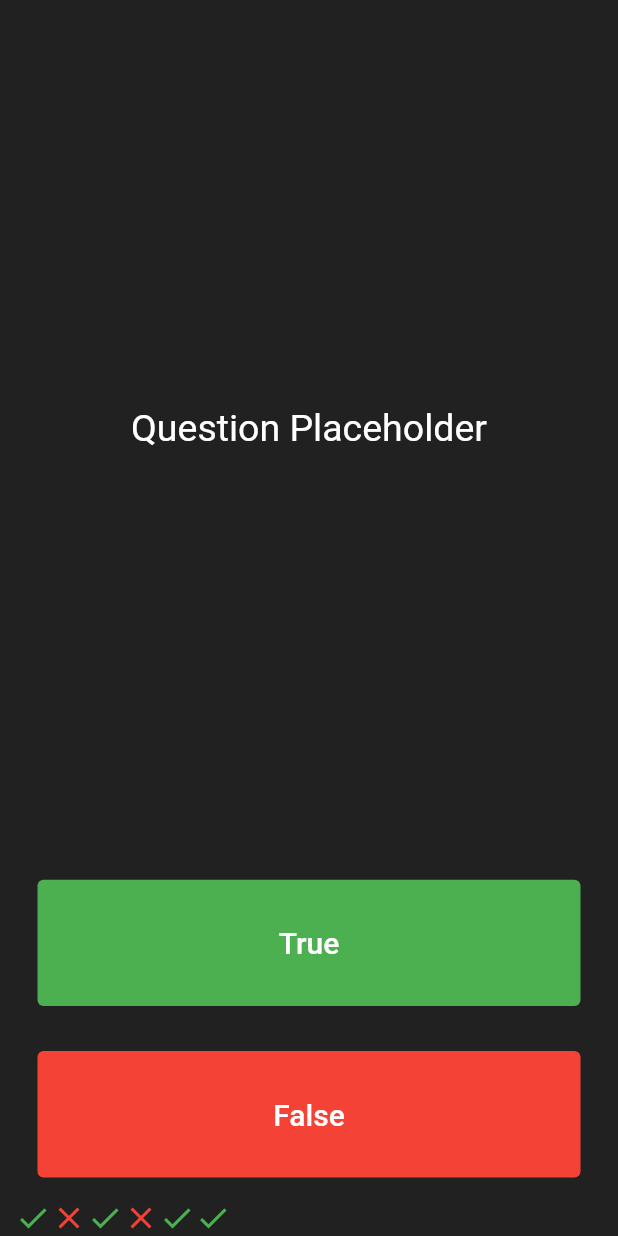
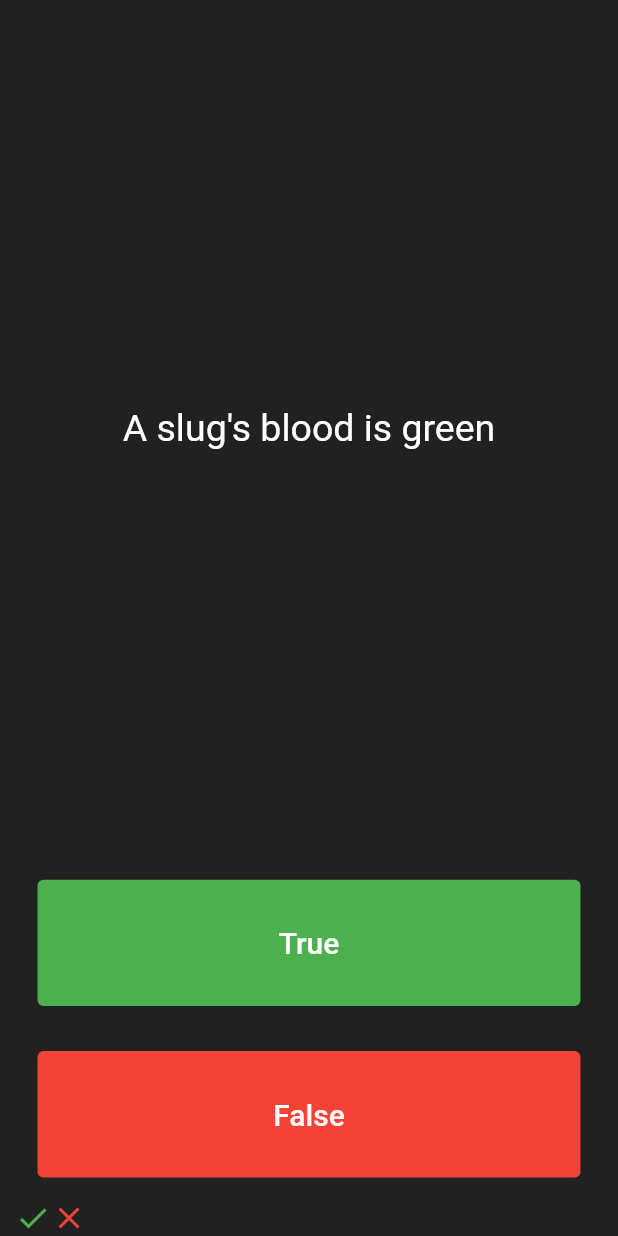
Before and after one commit to erwinmacaraig/learning-flutter-two, a Flutter app: the screen it shows after launch, after a tap on "True", after a tap on "False", on a phone screen of 412 x 824 dp. Run offline on Flutter 3.47's test engine with Material 2 defaults, Android fonts, the phone set to English and light mode, and no system bars; our stand-ins replace audioplayers.

Commit message:
question class

```diff
--- /dev/null
+++ b/lib/models/models.dart
@@ -0,0 +1 @@
+export 'question.dart';
--- /dev/null
+++ b/lib/models/question.dart
@@ -0,0 +1,9 @@
+class Question {
+  late String questionText;
+  late bool questionAnswer;
+
+  Question({required String q, required bool a}) {
+    questionText = q;
+    questionAnswer = a;
+  }
+}
--- a/lib/widgets/quiz_page_widget.dart
+++ b/lib/widgets/quiz_page_widget.dart
@@ -1,4 +1,5 @@
 import 'package:flutter/material.dart';
+import '../models/models.dart';
 
 class QuizPage extends StatefulWidget {
   @override
@@ -6,41 +7,28 @@ class QuizPage extends StatefulWidget {
 }
 
 class _QuizPageState extends State<QuizPage> {
-  List<Widget> scoreKeeper = <Widget>[
-    const Icon(
-      Icons.check,
-      color: Colors.green,
-    ),
-    const Icon(
-      Icons.close,
-      color: Colors.red,
-    ),
-    const Icon(
-      Icons.check,
-      color: Colors.green,
-    ),
-    const Icon(
-      Icons.close,
-      color: Colors.red,
-    ),
-    const Icon(
-      Icons.check,
-      color: Colors.green,
-    ),
+  List<Widget> scoreKeeper = <Widget>[];
+  List<Question> questions = [
+    Question(q: 'You can lead a cow down stairs but not up stairs', a: false),
+    Question(
+        a: true, q: 'Approximately one quarter of human bones are in the feet'),
+    Question(q: 'A slug\'s blood is green', a: true)
   ];
+
+  int questionIndex = 0;
   @override
   Widget build(BuildContext context) {
     return Column(
       mainAxisAlignment: MainAxisAlignment.spaceBetween,
       crossAxisAlignment: CrossAxisAlignment.stretch,
       children: [
-        const Expanded(
+        Expanded(
           flex: 5,
           child: Padding(
             padding: EdgeInsets.all(10.0),
             child: Center(
               child: Text(
-                'Question Placeholder',
+                questions[questionIndex].questionText,
                 textAlign: TextAlign.center,
                 style: TextStyle(fontSize: 25.0, color: Colors.white),
               ),
@@ -53,9 +41,12 @@ class _QuizPageState extends State<QuizPage> {
             child: TextButton(
               style: TextButton.styleFrom(backgroundColor: Colors.green),
               onPressed: () {
+                bool correctAnswer = questions[questionIndex].questionAnswer;
+                if (correctAnswer == true) {}
                 setState(() {
+                  questionIndex++;
                   scoreKeeper.add(
-                    Icon(
+                    const Icon(
                       Icons.check,
                       color: Colors.green,
                     ),
@@ -77,7 +68,19 @@ class _QuizPageState extends State<QuizPage> {
             padding: const EdgeInsets.all(15.0),
             child: TextButton(
               style: TextButton.styleFrom(backgroundColor: Colors.red),
-              onPressed: () {},
+              onPressed: () {
+                bool correctAnswer = questions[questionIndex].questionAnswer;
+                if (correctAnswer == false) {}
+                setState(() {
+                  questionIndex++;
+                  scoreKeeper.add(
+                    const Icon(
+                      Icons.close,
+                      color: Colors.red,
+                    ),
+                  );
+                });
+              },
               child: const Text(
                 'False',
                 style: TextStyle(fontSize: 20.0, color: Colors.white),
```
